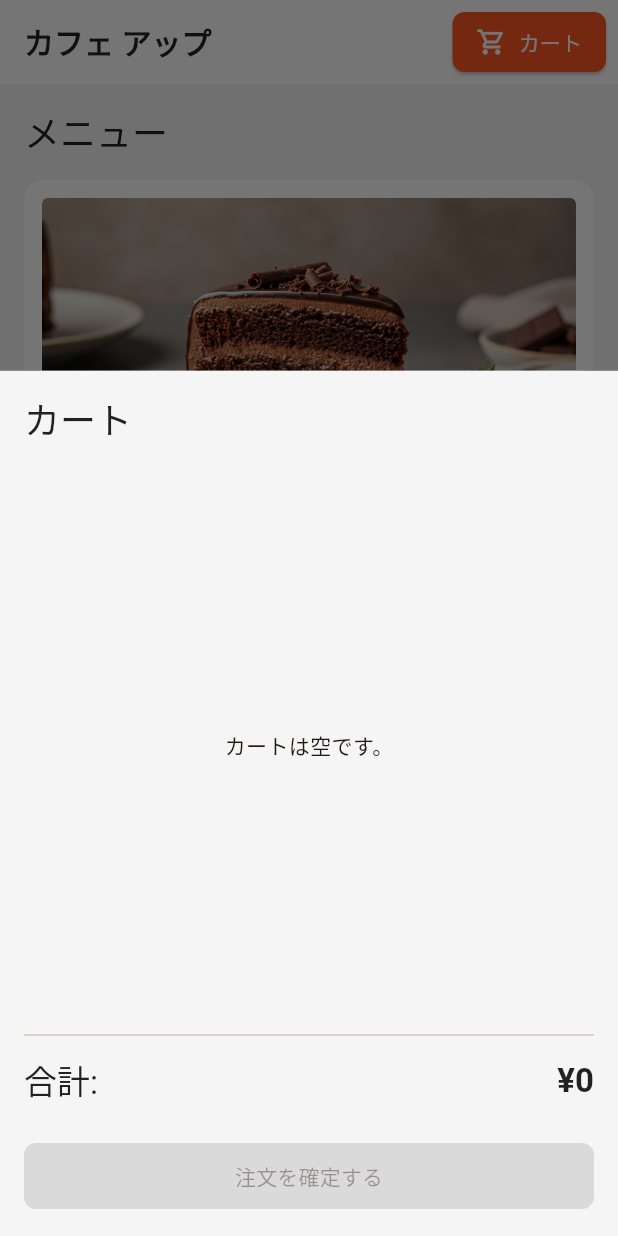
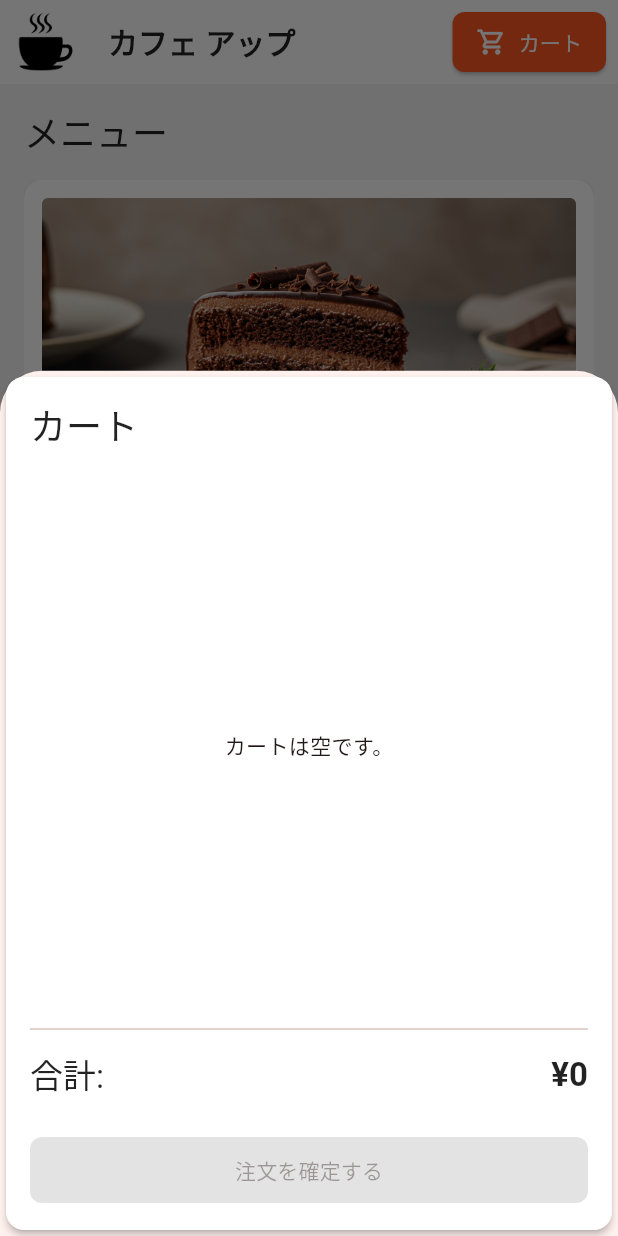
Before and after one commit to shou-dev19/flutter-cafe-app, a Flutter app: the screen it shows after launch, after a tap on "カート", on a phone screen of 412 x 824 dp. Run offline on Flutter 3.47's test engine with Material 3 defaults, Android fonts, the phone set to English and light mode, and no system bars; our stand-ins replace flutter_riverpod, freezed_annotation.

Commit message:
Card layout modification

```diff
--- a/lib/home_screen.dart
+++ b/lib/home_screen.dart
@@ -26,6 +26,14 @@ class HomeScreen extends ConsumerWidget {
     return Scaffold(
       // AppBarのスタイルは main.dart の AppBarTheme で設定される
       appBar: AppBar(
+        leading: Padding(padding: const EdgeInsets.all(4),
+        child: Image.asset(
+                  'assets/CafeIcon.jpeg',
+                  fit: BoxFit.cover,
+                  // width: double.infinity, // Ensure image tries to fill width
+                  // errorBuilder: (context, error, stackTrace) =>
+                  //     const Center(child: Icon(Icons.broken_image, size: 40)),
+                ),),
         title: const Text('カフェ アップ'),
         centerTitle: false,
         actions: [
@@ -157,12 +165,8 @@ class _CartSection extends StatelessWidget {
 
     @override
     Widget build(BuildContext context) {
-      // 画像に合わせたカートセクションの背景色（Scaffoldより少し濃いグレー）
-      final cartBgColor = Colors.grey[100]; // 例: grey[100]
-
-      return Container(
-        color: cartBgColor,
-        padding: const EdgeInsets.all(16.0),
+      return Card(
+        child: Padding(padding: const EdgeInsets.all(16),
         child: Column(
           crossAxisAlignment: CrossAxisAlignment.start,
           children: [
@@ -203,7 +207,7 @@ class _CartSection extends StatelessWidget {
               ),
             ),
           ],
-        ),
+        ),),
       );
     }
 }
```
Also changed, not shown: lib/features/menu/presentation/widgets/menu_item_card.dart (+0 -15 lines).
